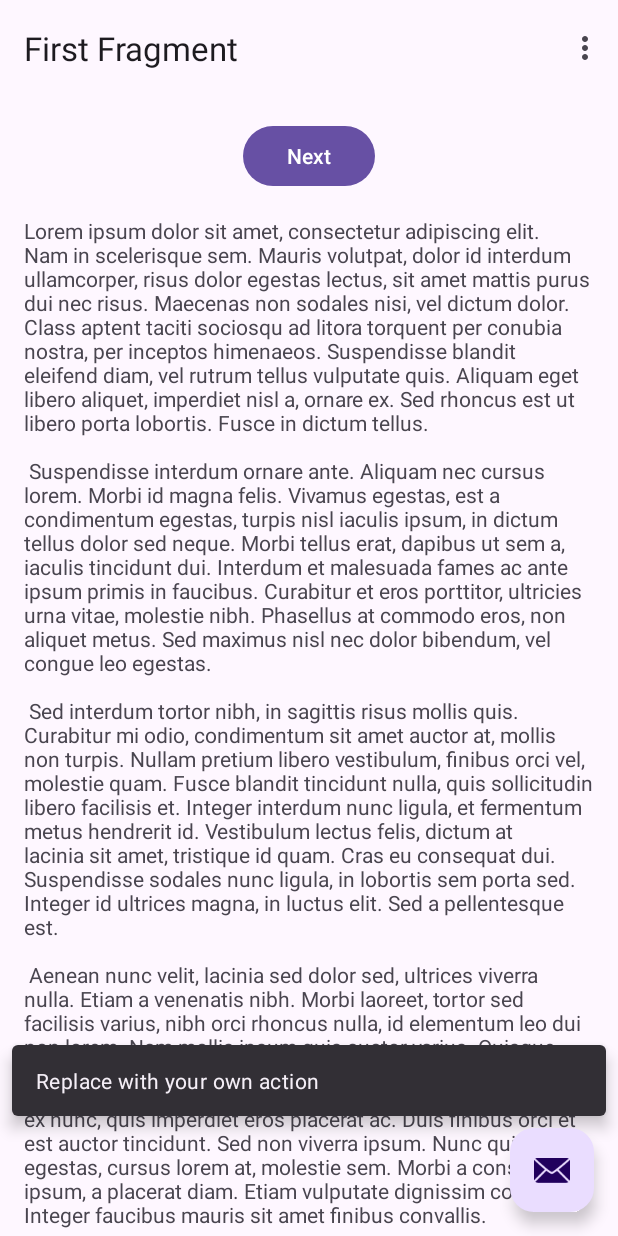
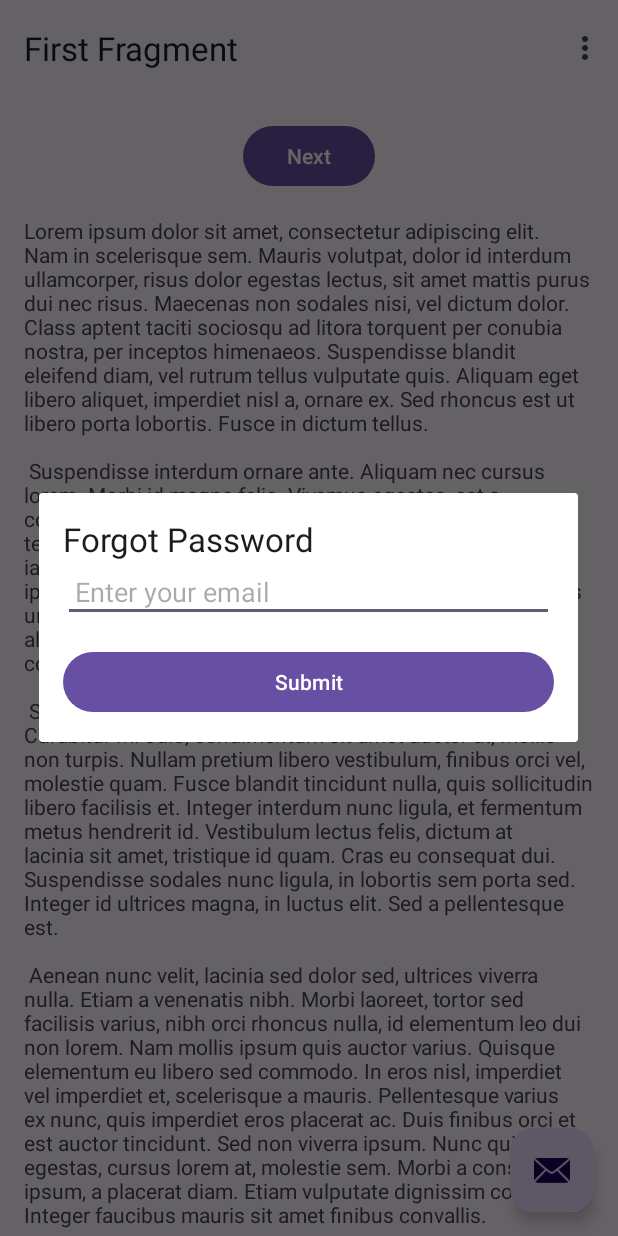
Before and after one commit to car-companion/android, an Android app: the screen it shows after launch (MainActivity), after a tap on an icon or button, on a phone screen of 412 x 824 dp. Run offline under Robolectric (Android 15) with nearby library versions, the phone set to English and light mode, and no system bars; our stand-ins replace navigation-ui.

Commit message:
Basic Modal
Modal for the forget password method

```diff
--- a/app/src/main/java/com/dsd/carcompanion/MainActivity.kt
+++ b/app/src/main/java/com/dsd/carcompanion/MainActivity.kt
@@ -1,7 +1,12 @@
 package com.dsd.carcompanion
 
+import android.app.AlertDialog
 import android.os.Bundle
 import com.google.android.material.snackbar.Snackbar
+import android.view.LayoutInflater
+import android.widget.Button
+import android.widget.EditText
+import com.google.android.material.floatingactionbutton.FloatingActionButton
 import androidx.appcompat.app.AppCompatActivity
 import androidx.navigation.findNavController
 import androidx.navigation.ui.AppBarConfiguration
@@ -19,6 +24,7 @@ class MainActivity : AppCompatActivity() {
     override fun onCreate(savedInstanceState: Bundle?) {
         super.onCreate(savedInstanceState)
 
+        // Inflate and set the layout
         binding = ActivityMainBinding.inflate(layoutInflater)
         setContentView(binding.root)
 
@@ -28,10 +34,16 @@ class MainActivity : AppCompatActivity() {
         appBarConfiguration = AppBarConfiguration(navController.graph)
         setupActionBarWithNavController(navController, appBarConfiguration)
 
-        binding.fab.setOnClickListener { view ->
-            Snackbar.make(view, "Replace with your own action", Snackbar.LENGTH_LONG)
-                .setAction("Action", null)
-                .setAnchorView(R.id.fab).show()
+        // Setup FAB action
+        binding.fab.setOnClickListener {
+//        view ->
+//            Snackbar.make(view, "Replace with your own action", Snackbar.LENGTH_LONG)
+//                .setAction("Action", null)
+//                .setAnchorView(R.id.fab)
+//                .show()
+
+            // Show the Forgot Password modal dialog when FAB is clicked
+            showForgotPasswordDialog()
         }
     }
 
@@ -53,7 +65,37 @@ class MainActivity : AppCompatActivity() {
 
     override fun onSupportNavigateUp(): Boolean {
         val navController = findNavController(R.id.nav_host_fragment_content_main)
-        return navController.navigateUp(appBarConfiguration)
-                || super.onSupportNavigateUp()
+        return navController.navigateUp(appBarConfiguration) || super.onSupportNavigateUp()
+    }
+
+    // Function to show the Forgot Password dialog
+    private fun showForgotPasswordDialog() {
+        // Inflate the custom layout for the dialog
+        val dialogView = LayoutInflater.from(this).inflate(R.layout.dialog_forgot_password, null)
+
+        // Create an AlertDialog and set the custom layout
+        val dialogBuilder = AlertDialog.Builder(this).setView(dialogView)
+
+        // Create the dialog instance
+        val alertDialog = dialogBuilder.create()
+
+        // Find the views from the custom layout
+        val emailEditText = dialogView.findViewById<EditText>(R.id.etEmail)
+        val submitButton = dialogView.findViewById<Button>(R.id.btnSubmitEmail)
+
+        // Handle the submit button click
+        submitButton.setOnClickListener {
+            val email = emailEditText.text.toString()
+            if (email.isNotEmpty()) {
+                // Perform forgot password logic (e.g., send a reset email)
+                alertDialog.dismiss()  // Dismiss the dialog
+            } else {
+                // Show an error if the email field is empty
+                emailEditText.error = "Please enter your email"
+            }
+        }
+
+        // Show the dialog
+        alertDialog.show()
     }
 }
--- /dev/null
+++ b/app/src/main/res/layout/dialog_forgot_password.xml
@@ -0,0 +1,30 @@
+<?xml version="1.0" encoding="utf-8"?>
+<LinearLayout xmlns:android="http://schemas.android.com/apk/res/android"
+    android:layout_width="match_parent"
+    android:layout_height="wrap_content"
+    android:orientation="vertical"
+    android:padding="16dp">
+
+    <TextView
+        android:id="@+id/tvForgotPasswordTitle"
+        android:layout_width="wrap_content"
+        android:layout_height="wrap_content"
+        android:text="Forgot Password"
+        android:textAppearance="@style/TextAppearance.AppCompat.Large" />
+
+    <EditText
+        android:id="@+id/etEmail"
+        android:layout_width="match_parent"
+        android:layout_height="wrap_content"
+        android:hint="Enter your email"
+        android:inputType="textEmailAddress"
+        android:padding="8dp" />
+
+    <Button
+        android:id="@+id/btnSubmitEmail"
+        android:layout_width="match_parent"
+        android:layout_height="wrap_content"
+        android:text="Submit"
+        android:layout_marginTop="16dp" />
+
+</LinearLayout>
--- a/gradle/libs.versions.toml
+++ b/gradle/libs.versions.toml
@@ -1,5 +1,5 @@
 [versions]
-agp = "8.7.1"
+agp = "8.6.0"
 kotlin = "1.9.24"
 coreKtx = "1.13.1"
 junit = "4.13.2"
```
Also changed, not shown: app/src/main/java/com/dsd/carcompanion/ModalDialog.kt (added, +47 -0 lines).
